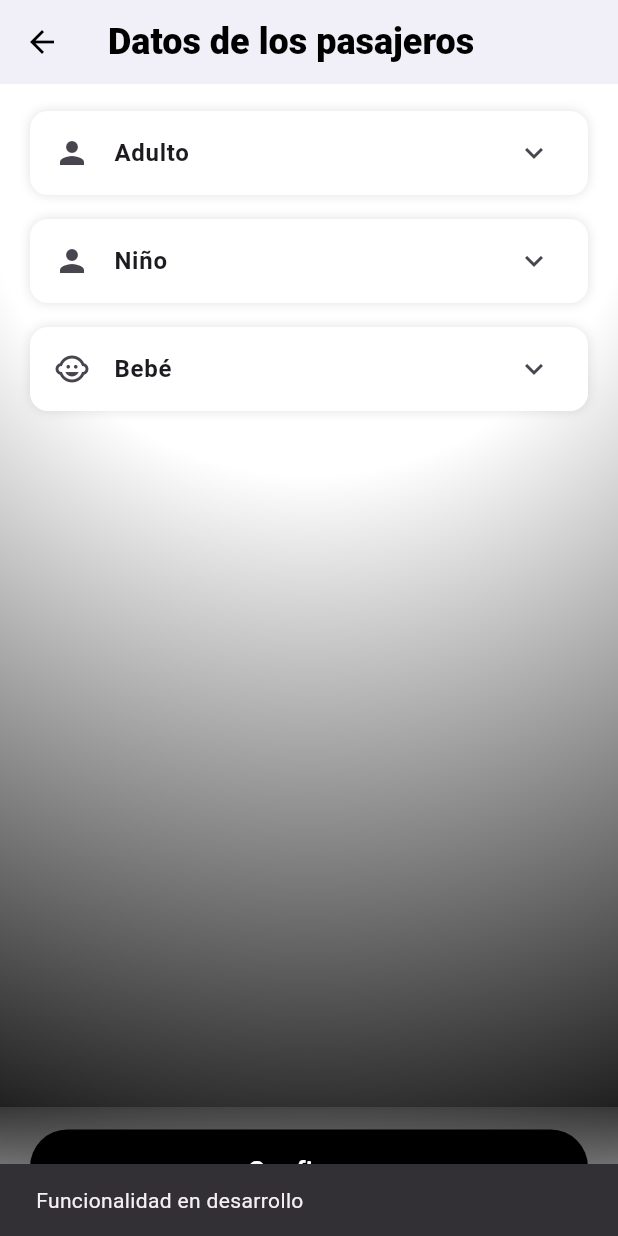
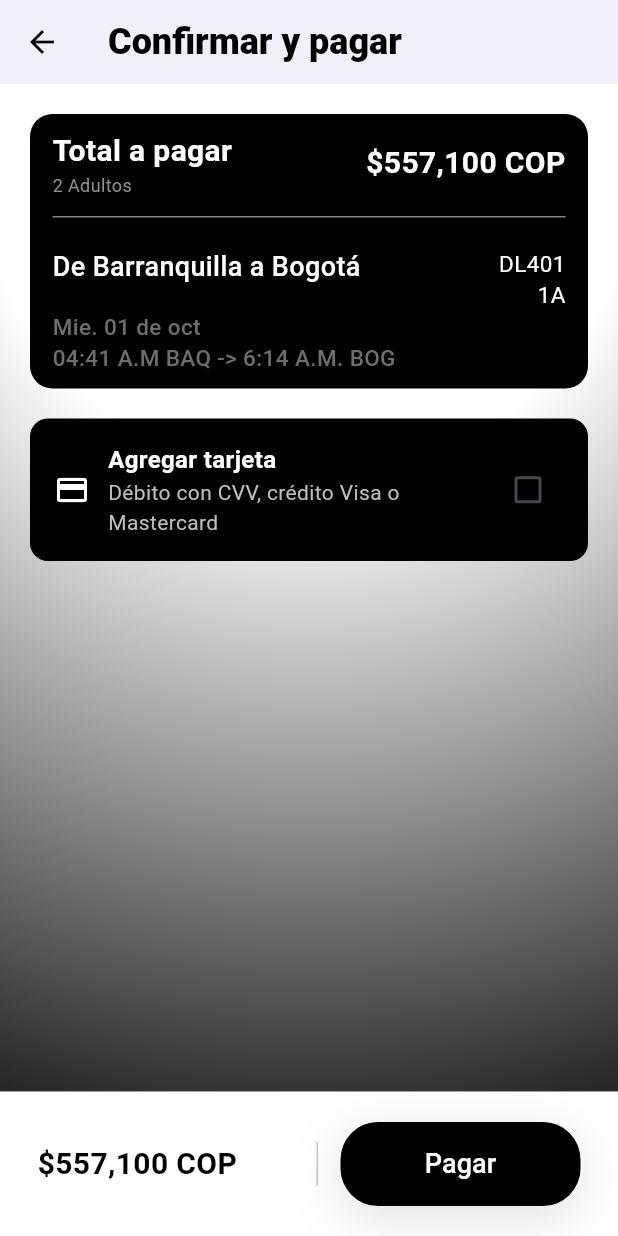
Before and after one commit to ELDIABE22/next_trip_flutter, a Flutter app: the FlightPassengerDataPage screen opened directly, after a tap on "Confirmar", on a phone screen of 412 x 824 dp. Run offline on Flutter 3.47's test engine with Material 3 defaults, Android fonts, the phone set to English and light mode, and no system bars; our stand-ins replace google_fonts, table_calendar; Roboto replaces fonts that are missing (Prompt).

Commit message:
Implementación de la página de pago para reservas de vuelos, incluyendo la gestión de datos de tarjeta.

```diff
--- a/lib/core/widgets/bottom_reserve_panel.dart
+++ b/lib/core/widgets/bottom_reserve_panel.dart
@@ -3,13 +3,13 @@ import 'package:next_trip/core/widgets/custom_button.dart';
 
 class BottomReservePanel extends StatelessWidget {
   final String totalPrice;
-  final String dateRange;
+  final String? dateRange;
   final String buttonText;
 
   const BottomReservePanel({
     super.key,
     required this.totalPrice,
-    required this.dateRange,
+    this.dateRange,
     required this.buttonText,
   });
 
@@ -55,9 +55,11 @@ class BottomReservePanel extends StatelessWidget {
                           fontWeight: FontWeight.w600,
                         ),
                       ),
+
                       // SizedBox(height: 5),
+                      if (dateRange != null)
                         Text(
-                        dateRange,
+                          dateRange!,
                           style: TextStyle(
                             fontSize: 12,
                             color: Colors.grey[500],
--- /dev/null
+++ b/lib/features/flights/presentation/pages/flight_booking_payment.dart
@@ -0,0 +1,412 @@
+import 'package:flutter/material.dart';
+import 'package:next_trip/core/constants/app_constants_colors.dart';
+import 'package:next_trip/core/widgets/appbar.dart';
+import 'package:next_trip/core/widgets/bottom_reserve_panel.dart';
+
+class FlightBookingPayment extends StatefulWidget {
+  const FlightBookingPayment({super.key});
+
+  @override
+  State<FlightBookingPayment> createState() => _FlightBookingPaymentState();
+}
+
+class _FlightBookingPaymentState extends State<FlightBookingPayment> {
+  bool _showCardForm = false;
+  final TextEditingController _cardNumberController = TextEditingController();
+  final TextEditingController _expiryController = TextEditingController();
+  final TextEditingController _cvvController = TextEditingController();
+  final TextEditingController _cardholderController = TextEditingController();
+
+  @override
+  void dispose() {
+    _cardNumberController.dispose();
+    _expiryController.dispose();
+    _cvvController.dispose();
+    _cardholderController.dispose();
+    super.dispose();
+  }
+
+  @override
+  Widget build(BuildContext context) {
+    return Scaffold(
+      appBar: Appbar(title: "Confirmar y pagar"),
+      body: Container(
+        width: double.infinity,
+        decoration: AppConstantsColors.radialBackground,
+        child: Column(
+          children: [
+            Expanded(
+              child: Padding(
+                padding: EdgeInsets.only(left: 20, right: 20, top: 20),
+                child: SingleChildScrollView(
+                  child: Column(
+                    children: [
+                      // Card principal
+                      Container(
+                        padding: EdgeInsets.symmetric(
+                          vertical: 10,
+                          horizontal: 15,
+                        ),
+                        decoration: BoxDecoration(
+                          color: Colors.black,
+                          borderRadius: BorderRadius.circular(15),
+                        ),
+                        child: Column(
+                          children: [
+                            // Info
+                            Column(
+                              children: [
+                                Container(
+                                  padding: EdgeInsets.only(bottom: 12),
+                                  decoration: BoxDecoration(
+                                    border: Border(
+                                      bottom: BorderSide(
+                                        color: Color(0xFF858585),
+                                      ),
+                                    ),
+                                  ),
+                                  child: Row(
+                                    mainAxisAlignment:
+                                        MainAxisAlignment.spaceBetween,
+                                    children: [
+                                      Column(
+                                        crossAxisAlignment:
+                                            CrossAxisAlignment.start,
+                                        children: [
+                                          Text(
+                                            "Total a pagar",
+                                            style: TextStyle(
+                                              color: Colors.white,
+                                              fontSize: 20,
+                                              fontWeight: FontWeight.w600,
+                                            ),
+                                          ),
+                                          Text(
+                                            "2 Adultos",
+                                            style: TextStyle(
+                                              color: Color(0xFF8F8F8F),
+                                              fontSize: 12,
+                                            ),
+                                          ),
+                                        ],
+                                      ),
+                                      Text(
+                                        "\$557,100 COP",
+                                        style: TextStyle(
+                                          color: Colors.white,
+                                          fontSize: 20,
+                                          fontWeight: FontWeight.w600,
+                                        ),
+                                      ),
+                                    ],
+                                  ),
+                                ),
+                              ],
+                            ),
+
+                            SizedBox(height: 20),
+
+                            // Datos de la tarjeta
+                            Column(
+                              crossAxisAlignment: CrossAxisAlignment.start,
+                              children: [
+                                Row(
+                                  crossAxisAlignment: CrossAxisAlignment.start,
+                                  mainAxisAlignment:
+                                      MainAxisAlignment.spaceBetween,
+                                  children: [
+                                    Text(
+                                      "De Barranquilla a Bogotá",
+                                      style: TextStyle(
+                                        color: Colors.white,
+                                        fontSize: 18,
+                                        fontWeight: FontWeight.w500,
+                                      ),
+                                    ),
+                                    Column(
+                                      crossAxisAlignment:
+                                          CrossAxisAlignment.end,
+                                      children: [
+                                        Text(
+                                          "DL401",
+                                          style: TextStyle(
+                                            color: Colors.white,
+                                            fontSize: 15,
+                                          ),
+                                        ),
+                                        Text(
+                                          "1A",
+                                          style: TextStyle(
+                                            color: Colors.white,
+                                            fontSize: 15,
+                                          ),
+                                        ),
+                                      ],
+                                    ),
+                                  ],
+                                ),
+
+                                Text(
+                                  "Mie. 01 de oct",
+                                  style: TextStyle(
+                                    color: Color(0xFF6F6E6E),
+                                    fontSize: 15,
+                                    fontWeight: FontWeight.w500,
+                                  ),
+                                ),
+
+                                Text(
+                                  "04:41 A.M BAQ -> 6:14 A.M. BOG",
+                                  style: TextStyle(
+                                    color: Color(0xFF6F6E6E),
+                                    fontSize: 15,
+                                    fontWeight: FontWeight.w500,
+                                  ),
+                                ),
+                              ],
+                            ),
+                          ],
+                        ),
+                      ),
+
+                      // Método de pago con checkbox
+                      SizedBox(height: 20),
+                      Container(
+                        decoration: BoxDecoration(
+                          color: Color(0xFF000000),
+                          borderRadius: BorderRadius.circular(12),
+                        ),
+                        child: Column(
+                          children: [
+                            // Header del checkbox
+                            GestureDetector(
+                              onTap: () {
+                                setState(() {
+                                  _showCardForm = !_showCardForm;
+                                });
+                              },
+                              child: Container(
+                                padding: EdgeInsets.all(16),
+                                child: Row(
+                                  children: [
+                                    Icon(
+                                      Icons.credit_card,
+                                      color: Colors.white,
+                                      size: 24,
+                                    ),
+                                    SizedBox(width: 12),
+                                    Expanded(
+                                      child: Column(
+                                        crossAxisAlignment:
+                                            CrossAxisAlignment.start,
+                                        children: [
+                                          Text(
+                                            'Agregar tarjeta',
+                                            style: TextStyle(
+                                              color: Colors.white,
+                                              fontSize: 16,
+                                              fontWeight: FontWeight.w600,
+                                            ),
+                                          ),
+                                          Text(
+                                            'Débito con CVV, crédito Visa o Mastercard',
+                                            style: TextStyle(
+                                              color: Colors.grey[400],
+                                              fontSize: 14,
+                                            ),
+                                          ),
+                                        ],
+                                      ),
+                                    ),
+                                    Checkbox(
+                                      value: _showCardForm,
+                                      onChanged: (value) {
+                                        setState(() {
+                                          _showCardForm = value ?? false;
+                                        });
+                                      },
+                                      activeColor: const Color(0xFF4CAF50),
+                                    ),
+                                  ],
+                                ),
+                              ),
+                            ),
+
+                            // Formulario expandible
+                            if (_showCardForm)
+                              Container(
+                                padding: EdgeInsets.all(16),
+                                decoration: BoxDecoration(
+                                  border: Border(
+                                    top: BorderSide(
+                                      color: Colors.grey[700]!,
+                                      width: 1,
+                                    ),
+                                  ),
+                                ),
+                                child: Column(
+                                  children: [
+                                    // Campo número de tarjeta
+                                    Container(
+                                      padding: EdgeInsets.symmetric(
+                                        horizontal: 16,
+                                        vertical: 12,
+                                      ),
+                                      decoration: BoxDecoration(
+                                        color: Color(0xFF1A1A1A),
+                                        borderRadius: BorderRadius.circular(12),
+                                      ),
+                                      child: Row(
+                                        children: [
+                                          Expanded(
+                                            child: TextField(
+                                              controller: _cardNumberController,
+                                              style: TextStyle(
+                                                color: Color(0XffEFECEC),
+                                                fontSize: 16,
+                                              ),
+                                              keyboardType:
+                                                  TextInputType.number,
+                                              decoration: InputDecoration(
+                                                hintText: '0000 0000 0000 0000',
+                                                hintStyle: TextStyle(
+                                                  color: Colors.grey[500],
+                                                  fontSize: 16,
+                                                ),
+                                                border: InputBorder.none,
+                                              ),
+                                            ),
+                                          ),
+                                          Icon(
+                                            Icons.credit_card,
+                                            color: Colors.grey[500],
+                                            size: 20,
+                                          ),
+                                        ],
+                                      ),
+                                    ),
+
+                                    SizedBox(height: 10),
+
+                                    // Campos fecha de vencimiento y CVV
+                                    Row(
+                                      children: [
+                                        Expanded(
+                                          child: Container(
+                                            padding: EdgeInsets.symmetric(
+                                              horizontal: 16,
+                                              vertical: 12,
+                                            ),
+                                            decoration: BoxDecoration(
+                                              color: Color(0xFF1A1A1A),
+                                              borderRadius:
+                                                  BorderRadius.circular(12),
+                                            ),
+                                            child: TextField(
+                                              controller: _expiryController,
+                                              style: TextStyle(
+                                                color: Color(0XffEFECEC),
+                                                fontSize: 16,
+                                              ),
+                                              keyboardType:
+                                                  TextInputType.number,
+                                              decoration: InputDecoration(
+                                                hintText: 'MM/YY',
+                                                hintStyle: TextStyle(
+                                                  color: Colors.grey[500],
+                                                  fontSize: 16,
+                                                ),
+                                                border: InputBorder.none,
+                                              ),
+                                            ),
+                                          ),
+                                        ),
+                                        SizedBox(width: 10),
+                                        Expanded(
+                                          child: Container(
+                                            padding: EdgeInsets.symmetric(
+                                              horizontal: 16,
+                                              vertical: 12,
+                                            ),
+                                            decoration: BoxDecoration(
+                                              color: Color(0xFF1A1A1A),
+                                              borderRadius:
+                                                  BorderRadius.circular(12),
+                                            ),
+                                            child: TextField(
+                                              controller: _cvvController,
+                                              style: TextStyle(
+                                                color: Color(0XffEFECEC),
+                                                fontSize: 16,
+                                              ),
+                                              keyboardType:
+                                                  TextInputType.number,
+                                              decoration: InputDecoration(
+                                                hintText: '000',
+                                                hintStyle: TextStyle(
+                                                  color: Colors.grey[500],
+                                                  fontSize: 16,
+                                                ),
+                                                border: InputBorder.none,
+                                              ),
+                                            ),
+                                          ),
+                                        ),
+                                      ],
+                                    ),
+
+                                    SizedBox(height: 10),
+
+                                    // Campo nombre del titular
+                                    Container(
+                                      padding: EdgeInsets.symmetric(
+                                        horizontal: 16,
+                                        vertical: 12,
+                                      ),
+                                      decoration: BoxDecoration(
+                                        color: Color(0xFF1A1A1A),
+                                        borderRadius: BorderRadius.circular(12),
+                                      ),
+                                      child: TextField(
+                                        controller: _cardholderController,
+                                        style: TextStyle(
+                                          color: Color(0XffEFECEC),
+                                          fontSize: 16,
+                                        ),
+                                        textCapitalization:
+                                            TextCapitalization.words,
+                                        decoration: InputDecoration(
+                                          hintText: 'Nombre del titular',
+                                          hintStyle: TextStyle(
+                                            color: Colors.grey[500],
+                                            fontSize: 16,
+                                          ),
+                                          border: InputBorder.none,
+                                        ),
+                                      ),
+                                    ),
+                                  ],
+                                ),
+                              ),
+                          ],
+                        ),
+                      ),
+                    ],
+                  ),
+                ),
+              ),
+            ),
+
+            SizedBox(height: 5),
+
+            // Botón Fixed
+            BottomReservePanel(
+              totalPrice: '\$557,100 COP',
+              buttonText: 'Pagar',
+            ),
+          ],
+        ),
+      ),
+    );
+  }
+}
--- a/lib/features/flights/presentation/widgets/flightPassengerDataPage/confirm_passenger_data_button.dart
+++ b/lib/features/flights/presentation/widgets/flightPassengerDataPage/confirm_passenger_data_button.dart
@@ -1,6 +1,7 @@
 import 'dart:ui';
 import 'package:flutter/material.dart';
 import 'package:next_trip/core/widgets/custom_button.dart';
+import 'package:next_trip/features/flights/presentation/pages/flight_booking_payment.dart';
 
 class ConfirmPassengerDataButton extends StatelessWidget {
   const ConfirmPassengerDataButton({super.key});
@@ -26,18 +27,19 @@ class ConfirmPassengerDataButton extends StatelessWidget {
               ),
             ),
             child: Container(
-              padding: const EdgeInsets.symmetric(
-                horizontal: 20,
-                vertical: 15,
-              ),
+              padding: const EdgeInsets.symmetric(horizontal: 20, vertical: 15),
               child: CustomButton(
                 text: "Confirmar",
                 onPressed: () {
-                  ScaffoldMessenger.of(context).showSnackBar(
-                    SnackBar(
-                      content: Text("Funcionalidad en desarrollo"),
+                  Navigator.push(
+                    context,
+                    MaterialPageRoute(
+                      builder: (context) => const FlightBookingPayment(),
                     ),
                   );
+                  // ScaffoldMessenger.of(context).showSnackBar(
+                  //   SnackBar(content: Text("Funcionalidad en desarrollo")),
+                  // );
                 },
               ),
             ),
```
Lines whose indentation alone changed are shown as unchanged.
